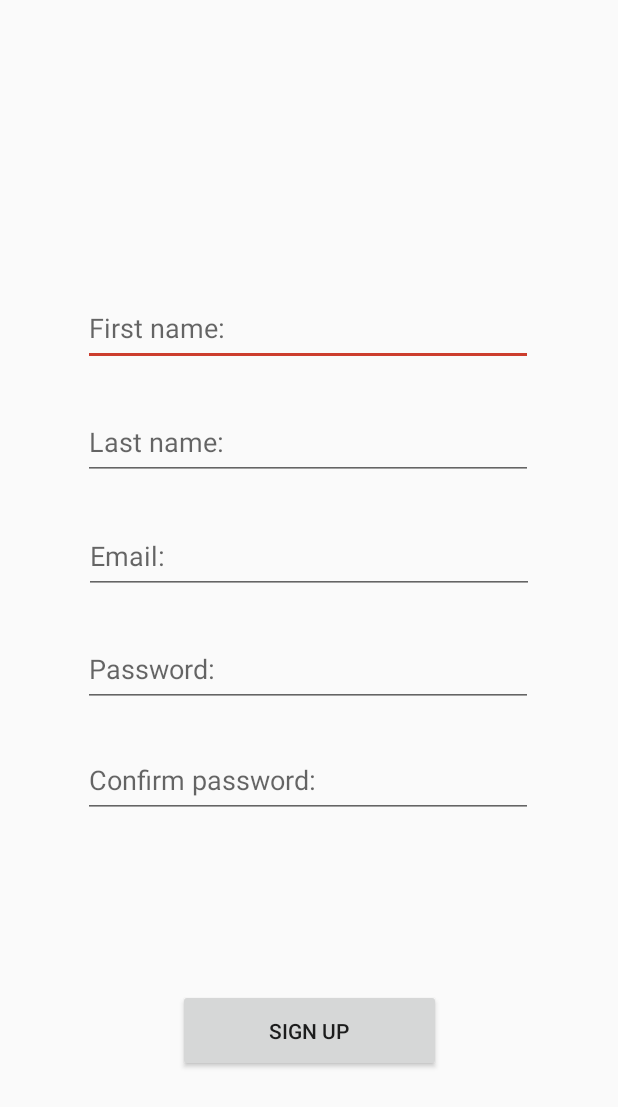
After one commit to Krychaz/MedProject, an Android app: the layout activity_sign_up.xml on its own in the app's theme, with its tools: preview values and no code run, on a phone screen of 412 x 824 dp. The commit adds this screen. Shown: the top 1107 px of the screen. Run offline under Robolectric (Android 15) with nearby library versions, the light colour scheme and no system bars.

Commit message:
added more ui for sign up, added code to link from login page to sign up page

```diff
--- a/MediScreen/app/src/main/AndroidManifest.xml
+++ b/MediScreen/app/src/main/AndroidManifest.xml
@@ -9,7 +9,8 @@
         android:roundIcon="@mipmap/ic_launcher_round"
         android:supportsRtl="true"
         android:theme="@style/AppTheme">
-        <activity android:name=".MainActivity">
+        <activity android:name=".SignUpActivity"></activity>
+        <activity android:name=".SignInActivity">
             <intent-filter>
                 <action android:name="android.intent.action.MAIN" />
 
--- a/MediScreen/app/src/main/java/com/cit/medi_screen/MainActivity.java
+++ b/MediScreen/app/src/main/java/com/cit/medi_screen/SignUpActivity.java
@@ -4,11 +4,11 @@ import androidx.appcompat.app.AppCompatActivity;
 
 import android.os.Bundle;
 
-public class MainActivity extends AppCompatActivity {
+public class SignUpActivity extends AppCompatActivity {
 
     @Override
     protected void onCreate(Bundle savedInstanceState) {
         super.onCreate(savedInstanceState);
-        setContentView(R.layout.activity_main);
+        setContentView(R.layout.activity_sign_up);
     }
 }
--- /dev/null
+++ b/MediScreen/app/src/main/res/layout/activity_sign_up.xml
@@ -0,0 +1,100 @@
+<?xml version="1.0" encoding="utf-8"?>
+<androidx.constraintlayout.widget.ConstraintLayout xmlns:android="http://schemas.android.com/apk/res/android"
+    xmlns:app="http://schemas.android.com/apk/res-auto"
+    xmlns:tools="http://schemas.android.com/tools"
+    android:layout_width="match_parent"
+    android:layout_height="match_parent"
+    tools:context=".MainActivity"
+    android:orientation="vertical">
+
+    <EditText
+        android:id="@+id/firstName"
+        android:layout_width="300dp"
+        android:layout_height="50dp"
+        android:autofillHints=""
+        android:ems="10"
+        android:hint="@string/firstName"
+        android:inputType="text"
+        app:layout_constraintBottom_toTopOf="@+id/lastName"
+        app:layout_constraintEnd_toEndOf="parent"
+        app:layout_constraintHorizontal_bias="0.495"
+        app:layout_constraintStart_toStartOf="parent"
+        app:layout_constraintTop_toTopOf="parent"
+        app:layout_constraintVertical_bias="0.883" />
+
+    <EditText
+        android:id="@+id/lastName"
+        android:layout_width="300dp"
+        android:layout_height="50dp"
+        android:autofillHints=""
+        android:ems="10"
+        android:hint="@string/lastName"
+        android:inputType="text"
+        app:layout_constraintBottom_toTopOf="@+id/passwdEditText"
+        app:layout_constraintEnd_toEndOf="parent"
+        app:layout_constraintHorizontal_bias="0.495"
+        app:layout_constraintStart_toStartOf="parent"
+        app:layout_constraintTop_toTopOf="parent"
+        app:layout_constraintVertical_bias="0.728" />
+
+    <EditText
+        android:id="@+id/emailEditText"
+        android:layout_width="300dp"
+        android:layout_height="50dp"
+        android:layout_marginTop="24dp"
+        android:layout_marginBottom="24dp"
+        android:autofillHints=""
+        android:ems="10"
+        android:hint="@string/email"
+        android:inputType="textEmailAddress"
+        app:layout_constraintBottom_toTopOf="@+id/passwdEditText"
+        app:layout_constraintEnd_toEndOf="parent"
+        app:layout_constraintStart_toStartOf="parent"
+        app:layout_constraintTop_toBottomOf="@+id/lastName" />
+
+    <EditText
+        android:id="@+id/passwdEditText"
+        android:layout_width="300dp"
+        android:layout_height="50dp"
+        android:layout_marginTop="24dp"
+        android:layout_marginBottom="24dp"
+        android:autofillHints=""
+        android:ems="10"
+        android:hint="@string/passwd"
+        android:inputType="textPassword"
+        app:layout_constraintBottom_toBottomOf="parent"
+        app:layout_constraintEnd_toEndOf="parent"
+        app:layout_constraintHorizontal_bias="0.495"
+        app:layout_constraintStart_toStartOf="parent"
+        app:layout_constraintTop_toTopOf="parent"
+        app:layout_constraintVertical_bias="0.547" />
+
+    <EditText
+        android:id="@+id/passwdRepeatEditText"
+        android:layout_width="300dp"
+        android:layout_height="50dp"
+        android:layout_marginTop="24dp"
+        android:layout_marginBottom="2dp"
+        android:autofillHints=""
+        android:ems="10"
+        android:hint="@string/passwdRepeat"
+        android:inputType="textPassword"
+        app:layout_constraintBottom_toTopOf="@+id/signUpButton"
+        app:layout_constraintEnd_toEndOf="parent"
+        app:layout_constraintHorizontal_bias="0.495"
+        app:layout_constraintStart_toStartOf="parent"
+        app:layout_constraintTop_toBottomOf="@+id/passwdEditText" />
+
+    <Button
+        android:id="@+id/signUpButtonComplete"
+        android:layout_width="175dp"
+        android:layout_height="55dp"
+        android:text="@string/signUp"
+        app:layout_constraintBottom_toBottomOf="parent"
+        app:layout_constraintEnd_toEndOf="parent"
+        app:layout_constraintStart_toStartOf="parent"
+        app:layout_constraintTop_toBottomOf="@+id/passwdEditText"
+        app:layout_constraintVertical_bias="0.632" />
+
+
+</androidx.constraintlayout.widget.ConstraintLayout>
--- a/MediScreen/app/src/main/res/values/strings.xml
+++ b/MediScreen/app/src/main/res/values/strings.xml
@@ -2,8 +2,12 @@
     <string name="app_name">Medi-Screen</string>
     <string name="email">Email:</string>
     <string name="passwd">Password:</string>
+    <string name="passwdRepeat">Confirm password:</string>
     <string name="login">Login</string>
     <string name="notReg">Not registered?</string>
     <string name="signUp">Sign up</string>
     <string name="logo">Logo</string>
+    <string name="firstName">First name:</string>
+    <string name="lastName">Last name:</string>
+
 </resources>
```
Also changed, not shown: MediScreen/app/src/main/java/com/cit/medi_screen/SignInActivity.java (added, +35 -0 lines), MediScreen/app/src/main/res/layout-v26/activity_main.xml (+0 -61 lines), MediScreen/app/src/main/res/layout/activity_main.xml (+0 -61 lines), MediScreen/app/src/main/res/layout/activity_sign_in.xml (added, +72 -0 lines).
